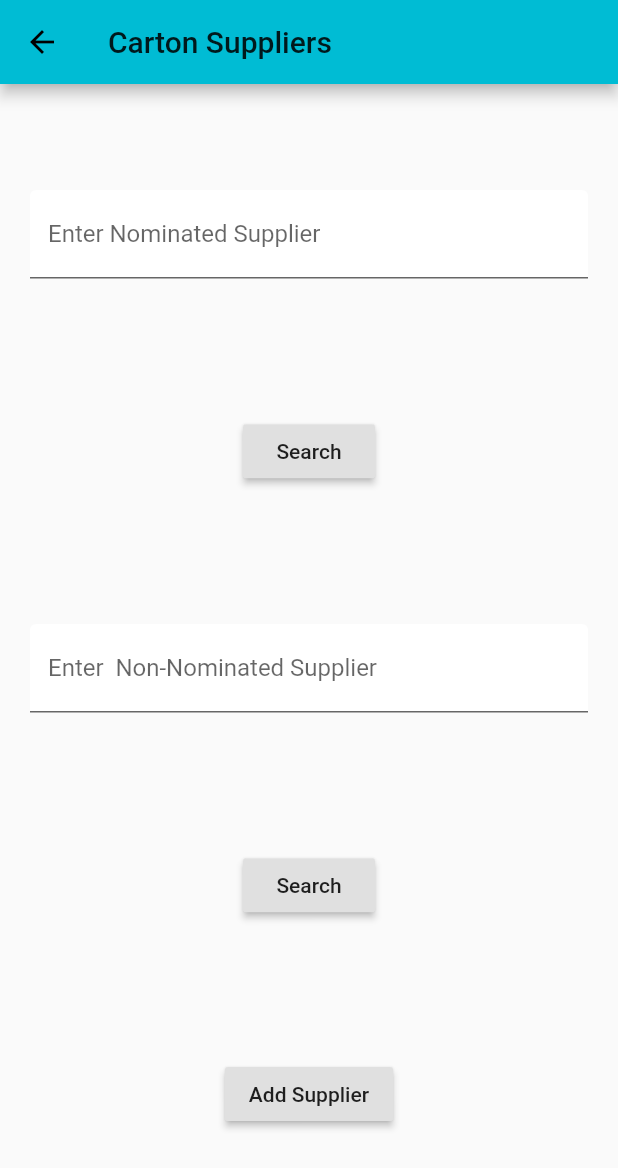
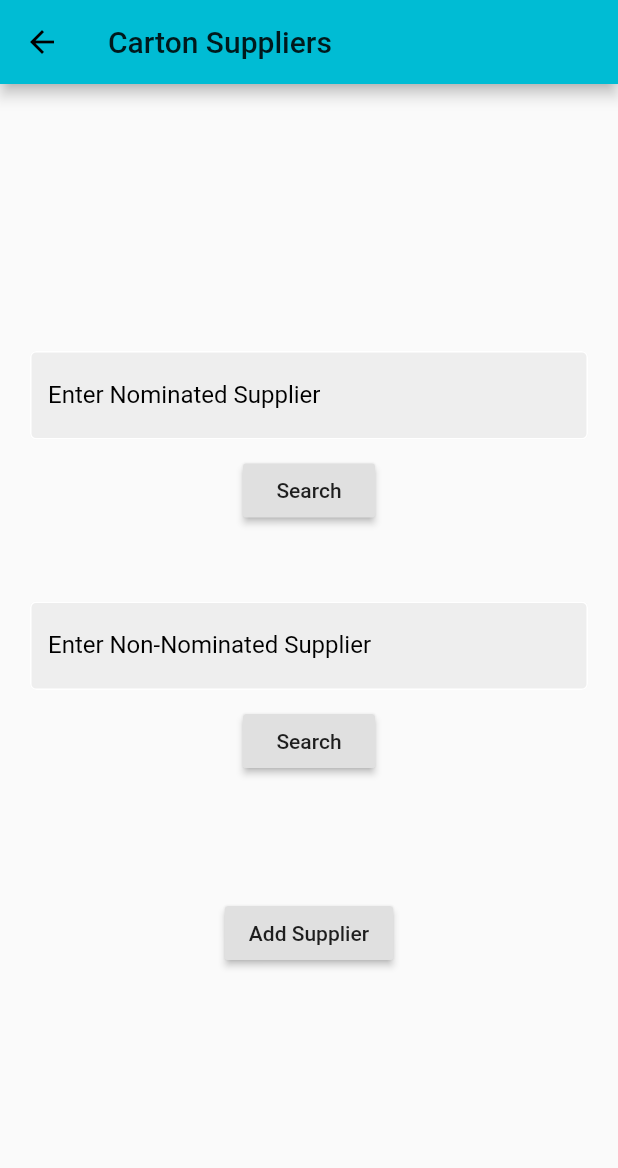
Before and after one commit to sambitraze/AARVI_TEXTILES, a Flutter app: the CartonSup screen opened by its route, on a phone screen of 412 x 824 dp. Shown: the top 1168 px of the screen. Run offline on Flutter 3.47's test engine with Material 2 defaults, Android fonts, the phone set to English and light mode, and no system bars; our stand-ins replace cloud_firestore, datetime_picker_formfield, file_picker, firebase_auth, firebase_storage, flutter_datetime_picker and 1 more; missing offline and left inert: custom_splash; accounts and stored records are empty; network calls fail.

Commit message:
ui update

```diff
--- a/lib/Screens/MerchandisingMang/SuppliersMangement/CartonSup.dart
+++ b/lib/Screens/MerchandisingMang/SuppliersMangement/CartonSup.dart
@@ -1,5 +1,6 @@
 import 'package:cloud_firestore/cloud_firestore.dart';
 import 'package:flutter/material.dart';
+import 'package:aarvi_textiles/services/textfieldBox.dart';
 
 class CartonSup extends StatefulWidget {
   @override
@@ -49,23 +50,15 @@ class _CartonSupState extends State<CartonSup> {
     return Scaffold(
       appBar: AppBar(title: Text('Carton Suppliers')),
       body: Center(
-        child:Container(
+        child: SingleChildScrollView(
           child: Padding(
-            padding: const EdgeInsets.fromLTRB(20,30,20,30),
+            padding: const EdgeInsets.fromLTRB(20, 30, 20, 30),
             child: Column(
-              crossAxisAlignment: CrossAxisAlignment.center,
-              mainAxisAlignment: MainAxisAlignment.spaceEvenly,
+                mainAxisAlignment: MainAxisAlignment.center,
                 children: <Widget>[
                   TextField(
                     controller: nominatedSupplierController,
-                  decoration: InputDecoration(
-                    labelText: "Enter Nominated Supplier",
-                    fillColor: Colors.white,
-                    filled: true,
-                    focusedBorder: OutlineInputBorder(
-                      borderSide: BorderSide(color:Colors.brown,width: 2)
-                    ),
-                  ),
+                    decoration: TextFieldDec.inputDec("Enter Nominated Supplier"),
                   ),
                   SizedBox(height: 10,),
                   RaisedButton(
@@ -87,17 +80,10 @@ class _CartonSupState extends State<CartonSup> {
                         });
                       },
                     ),
-                SizedBox(height: 10,),
+                  SizedBox(height: 50,),
                   TextField(
                     controller: nonNominatedSupplierController,
-                  decoration: InputDecoration(
-                    labelText: "Enter  Non-Nominated Supplier",
-                    fillColor: Colors.white,
-                    filled: true,
-                    focusedBorder: OutlineInputBorder(
-                      borderSide: BorderSide(color:Colors.brown,width: 2)
-                    ),
-                  ),
+                    decoration: TextFieldDec.inputDec("Enter Non-Nominated Supplier"),
                   ),
                   SizedBox(height: 10,),
                   RaisedButton(
@@ -119,7 +105,7 @@ class _CartonSupState extends State<CartonSup> {
                         });
                       },
                     ),
-                SizedBox(height: 10,),
+                  SizedBox(height: 80,),
                   RaisedButton(
                       child: Text("Add Supplier"),
                       onPressed: () async {
@@ -185,7 +171,7 @@ class _CartonSupState extends State<CartonSup> {
                 ],
               ),
           ),
-        )
+        ),
       ),
     );
   }
```
Also changed, not shown: lib/Screens/MerchandisingMang/BoM.dart (+8 -14 lines), lib/Screens/MerchandisingMang/FabricEnquiry.dart (+8 -15 lines), lib/Screens/MerchandisingMang/OrderTrack.dart (+69 -73 lines), lib/Screens/MerchandisingMang/SampleTrack.dart (+9 -9 lines), lib/Screens/MerchandisingMang/StockMang.dart (+7 -14 lines), lib/Screens/MerchandisingMang/TnA.dart (+6 -15 lines). Lines whose indentation alone changed are shown as unchanged.
